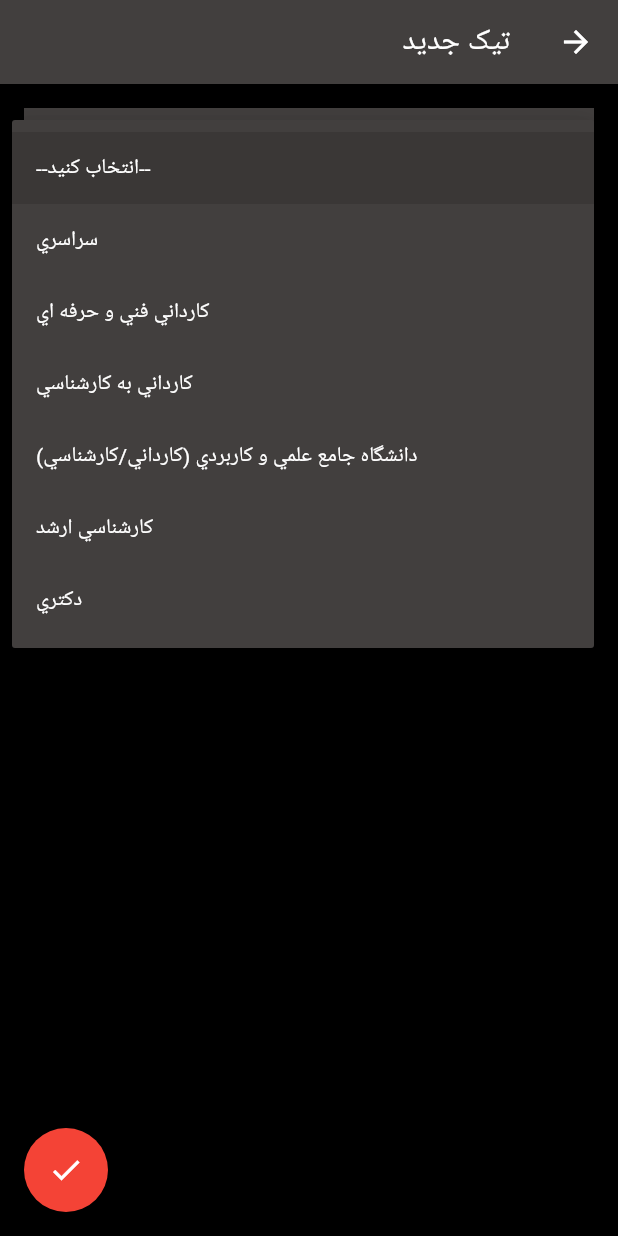
After one commit to mahanpyk/ticketing, a Flutter app: the NewTicketPage screen opened by its route, after a tap on "--انتخاب کنید--", on a phone screen of 412 x 824 dp. The commit adds this screen. Run offline on Flutter 3.47's test engine with Material 2 defaults, Android fonts, the phone set to English and light mode, and no system bars; our stand-ins replace freezed_annotation, get, get_storage; missing offline and left inert: persian_datetime_picker; accounts and stored records are empty; generated files the repository leaves out were written again; statements that could not run were skipped.

Commit message:
- add persian_datetime_picker library - complete add new ticket

```diff
--- /dev/null
+++ b/lib/app/binding/new_ticket_binding.dart
@@ -0,0 +1,12 @@
+import 'package:get/get.dart';
+import 'package:ticketing_app/presentation/new_ticket/pages/new_ticket_controller.dart';
+import 'package:ticketing_app/presentation/new_ticket/repository/new_ticket_repository.dart';
+
+class NewTicketBinding implements Bindings {
+  @override
+  void dependencies() {
+    Get.lazyPut<NewTicketController>(
+        () => NewTicketController(Get.find<NewTicketRepository>()));
+    Get.lazyPut<NewTicketRepository>(() => NewTicketRepositoryImp());
+  }
+}
--- a/lib/app/models/ticket_model/ticket_model.dart
+++ b/lib/app/models/ticket_model/ticket_model.dart
@@ -1,7 +1,6 @@
 import 'package:freezed_annotation/freezed_annotation.dart';
 
 part 'ticket_model.freezed.dart';
-
 part 'ticket_model.g.dart';
 
 @freezed
@@ -13,6 +12,7 @@ class TicketModel with _$TicketModel {
     required String userId,
     required String date,
     required String isRead,
+    String? replay,
   }) = _TicketModel;
 
   factory TicketModel.fromJson(Map<String, dynamic> json) =>
--- a/lib/app/routes/app_routes.dart
+++ b/lib/app/routes/app_routes.dart
@@ -1,6 +1,6 @@
 abstract class Routes {
   static const SPLASH = '/SPLASH';
   static const LOGIN = '/LOGIN';
-  static const MAIN = '/MAIN';
+  static const HOME = '/MAIN';
   static const NEW_TICKET = '/NEW_TICKET';
 }
--- /dev/null
+++ b/lib/app/utils/dropdown_items_calculator.dart
@@ -0,0 +1,61 @@
+int dropdownIntegerItems(String input) {
+  int result = 0;
+  switch (input) {
+    case "--انتخاب کنید--":
+      result = 1;
+      break;
+    case "سراسري":
+      result = 2;
+      break;
+    case "كارداني فني و حرفه اي":
+      result = 3;
+      break;
+    case "كارداني به كارشناسي":
+      result = 4;
+      break;
+    case "دانشگاه جامع علمي و كاربردي (كارداني/كارشناسي)":
+      result = 5;
+      break;
+    case "كارشناسي ارشد":
+      result = 6;
+      break;
+    case "دكتري":
+      result = 7;
+      break;
+    default:
+      result = 0;
+      break;
+  }
+  return result;
+}
+
+String dropdownStringItems(int input) {
+  String result = '';
+  switch (input) {
+    case 1:
+      result = "--انتخاب کنید--";
+      break;
+    case 2:
+      result = "سراسري";
+      break;
+    case 3:
+      result = "كارداني فني و حرفه اي";
+      break;
+    case 4:
+      result = "كارداني به كارشناسي";
+      break;
+    case 5:
+      result = "دانشگاه جامع علمي و كاربردي (كارداني/كارشناسي)";
+      break;
+    case 6:
+      result = "كارشناسي ارشد";
+      break;
+    case 7:
+      result = "دكتري";
+      break;
+    default:
+      result = "--انتخاب کنید--";
+      break;
+  }
+  return result;
+}
--- /dev/null
+++ b/lib/presentation/new_ticket/pages/new_ticket_controller.dart
@@ -0,0 +1,92 @@
+import 'package:flutter/material.dart';
+import 'package:get/get.dart';
+import 'package:persian_datetime_picker/persian_datetime_picker.dart';
+import 'package:ticketing_app/app/models/ticket_model/ticket_model.dart';
+import 'package:ticketing_app/app/models/user_model/user_model.dart';
+import 'package:ticketing_app/app/store/user_store_service.dart';
+import 'package:ticketing_app/app/utils/dropdown_items_calculator.dart';
+import 'package:ticketing_app/presentation/new_ticket/repository/new_ticket_repository.dart';
+
+class NewTicketController extends GetxController {
+  NewTicketController(this._repository);
+
+  final NewTicketRepository _repository;
+  final TextEditingController descriptionController = TextEditingController();
+  final GlobalKey<FormState> formKey = GlobalKey<FormState>();
+  int unitId = 0;
+  TicketModel? ticketModel;
+  RxString dropdownTitle = '--انتخاب کنید--'.obs;
+  late UserModel userModel;
+
+  @override
+  onInit() {
+    super.onInit();
+    if (Get.arguments != null) {
+      ticketModel = Get.arguments['ticket'];
+    }
+    userModel = UserStoreService.to.getUser()!;
+  }
+
+  String calcDate() {
+    Date date = Jalali.fromDateTime(DateTime.now());
+    date.formatter;
+    return '${date.year}/${date.month}/${date.day}';
+  }
+
+  void onChangeDropdown({required String onSelected}) {
+    dropdownTitle(onSelected);
+    unitId = dropdownIntegerItems(onSelected);
+  }
+
+  void newTicket() async {
+    if (descriptionController.text.length > 10 && unitId != 0) {
+      final response = await _repository.postNewTickets(
+        unitId: unitId.toString(),
+        userId: userModel.userId,
+        description: descriptionController.text,
+        date: calcDate(),
+        isRead: "1",
+      );
+      response.when(success: (data) {
+        if (data['message'] == 'insert data Successful') {
+          Get.back(result: true);
+          Get.snackbar(
+            'عملیات موفق',
+            'تیکت شما با موفقیت ثبت شد',
+            backgroundColor: Colors.grey,
+          );
+        } else {
+          Get.snackbar(
+            'عملیات ناموفق',
+            'خطا در هنگام ثبت تیکت. لطفا اطلاعات ورودی را چک کنید و مجددا تلاش کنید',
+            backgroundColor: Colors.grey,
+          );
+        }
+      }, failure: (error) {
+        Get.snackbar(
+          'عملیات ناموفق',
+          'خطا در هنگام ثبت تیکت. لطفا اطلاعات ورودی را چک کنید و مجددا تلاش کنید',
+          backgroundColor: Colors.grey,
+        );
+      });
+    } else {
+      formKey.currentState?.validate();
+    }
+  }
+
+  String? validation(
+      {required String? text,
+      required String message,
+      required String toShort}) {
+    if (text == null || text.isEmpty) return message;
+    if (text.length < 10) return toShort;
+    return null;
+  }
+
+  @override
+  void dispose() {
+    descriptionController.dispose();
+    dropdownTitle.close();
+    super.dispose();
+  }
+}
--- /dev/null
+++ b/lib/presentation/new_ticket/pages/new_ticket_page.dart
@@ -0,0 +1,100 @@
+import 'package:flutter/material.dart';
+import 'package:get/get.dart';
+import 'package:ticketing_app/app/base/base_view.dart';
+import 'package:ticketing_app/presentation/new_ticket/pages/new_ticket_controller.dart';
+
+class NewTicketPage extends BaseView {
+  NewTicketPage({Key? key}) : super(key: key);
+
+  final NewTicketController _controller = Get.find<NewTicketController>();
+
+  @override
+  Widget body(BuildContext context) {
+    return Column(
+      children: [
+        Container(
+          color: const Color.fromRGBO(66, 63, 62, 1),
+          padding: const EdgeInsets.all(16),
+          margin: const EdgeInsets.all(16),
+          child: Column(
+            children: [
+              Form(
+                key: _controller.formKey,
+                child: Column(
+                  children: [
+                    Obx(() {
+                      return DropdownButtonFormField(
+                        value: _controller.dropdownTitle.value,
+                        items: <String>[
+                          "--انتخاب کنید--",
+                          "سراسري",
+                          "كارداني فني و حرفه اي",
+                          "كارداني به كارشناسي",
+                          "دانشگاه جامع علمي و كاربردي (كارداني/كارشناسي)",
+                          "كارشناسي ارشد",
+                          "دكتري"
+                        ].map((String value) {
+                          return DropdownMenuItem<String>(
+                            value: value,
+                            child: Text(value),
+                          );
+                        }).toList(),
+                        style: const TextStyle(color: Colors.white),
+                        dropdownColor: const Color.fromRGBO(66, 63, 62, 1),
+                        validator: (value) {
+                          if (value == null || value == "--انتخاب کنید--") {
+                            return 'انتخاب یک مورد الزامی است';
+                          }
+                          return null;
+                        },
+                        autovalidateMode: AutovalidateMode.onUserInteraction,
+                        onChanged: (value) => _controller.onChangeDropdown(
+                            onSelected: value!.toString()),
+                        iconDisabledColor: Colors.white,
+                      );
+                    }),
+                    TextFormField(
+                      controller: _controller.descriptionController,
+                      decoration: const InputDecoration(
+                        labelText: "توضیحات",
+                        labelStyle: TextStyle(color: Colors.white),
+                      ),
+                      validator: (value) => _controller.validation(
+                        text: value,
+                        message: "لطفا توضیحات خود را وارد کنید",
+                        toShort: "توضیحات وارد شده کوتاه است",
+                      ),
+                      minLines: 3,
+                      maxLines: 8,
+                    ),
+                    const SizedBox(height: 8),
+                  ],
+                ),
+              ),
+            ],
+          ),
+        ),
+      ],
+    );
+  }
+
+  @override
+  PreferredSizeWidget? appBar(BuildContext context) {
+    return AppBar(
+      title: const Text("تیک جدید", style: TextStyle(color: Colors.white)),
+      backgroundColor: const Color.fromRGBO(66, 63, 62, 1),
+    );
+  }
+
+  @override
+  Widget? floatingActionButton() {
+    return FloatingActionButton(
+      backgroundColor: Colors.red,
+      child: const Icon(Icons.check),
+      onPressed: () => _controller.newTicket(),
+    );
+  }
+
+  @override
+  Color pageBackgroundColor() => const Color.fromRGBO(0, 0, 0, 1);
+}
--- a/pubspec.yaml
+++ b/pubspec.yaml
@@ -15,6 +15,7 @@ dependencies:
   dio: ^4.0.4
   http: ^0.13.4
   json_annotation: ^4.4.0
+  persian_datetime_picker: ^2.4.0
 
 dev_dependencies:
   flutter_test:
```
Also changed, not shown: lib/app/routes/app_pages.dart (+5 -3 lines), lib/presentation/new_ticket/repository/new_ticket_repository.dart (added, +66 -0 lines).
